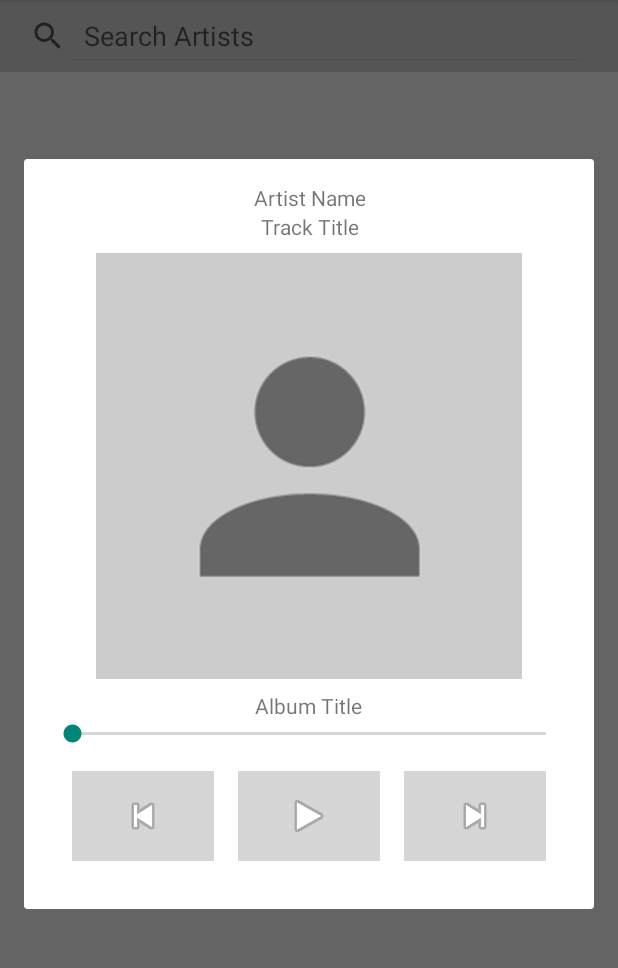
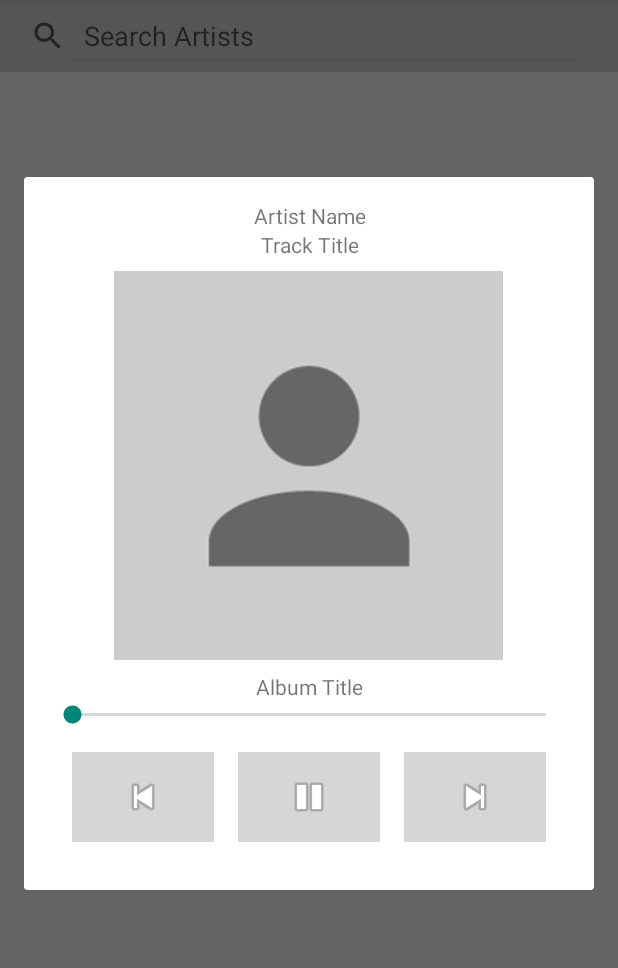
Before and after one commit to perpetuatingcuriosity/spotifystreamer, an Android app: the fragment PlaybackFragment placed in its activity, on a phone screen of 412 x 824 dp, the part 84-1052 px from its top. Run offline under Robolectric (Android 15) with nearby library versions, the phone set to English and light mode, and no system bars; libraries missing offline, so code that uses them is left out: kaaes.spotify.webapi, retrofit.client; pictures from the network do not load; 6 statements that could not run were skipped.

Commit message:
playback dialog fix, layout fixes

```diff
--- a/app/src/main/AndroidManifest.xml
+++ b/app/src/main/AndroidManifest.xml
@@ -40,7 +40,8 @@
 
         <activity
             android:name=".PlaybackActivity"
-            android:label="@string/title_activity_playback">
+            android:label="@string/title_activity_playback"
+            android:screenOrientation="portrait">
             <meta-data
                 android:name="android.support.PARENT_ACTIVITY"
                 android:value="com.example.pcurio.spotifystreamer.TrackActivity" />
--- a/app/src/main/java/com/example/pcurio/spotifystreamer/PlaybackFragment.java
+++ b/app/src/main/java/com/example/pcurio/spotifystreamer/PlaybackFragment.java
@@ -68,6 +68,8 @@ public class PlaybackFragment extends android.support.v4.app.DialogFragment {
         // Inflate the layout for this fragment
         View rootView = inflater.inflate(R.layout.fragment_playback, container, false);
 
+        setRetainInstance(true);
+
         mArtistName = (TextView) rootView.findViewById(R.id.artist_name);
         mTrackTitle = (TextView) rootView.findViewById(R.id.track_title);
         mAlbumTitle = (TextView) rootView.findViewById(R.id.album_title);
@@ -113,13 +115,13 @@ public class PlaybackFragment extends android.support.v4.app.DialogFragment {
                     musicService.pauseTrack();
 
                     mPlayPauseButton.setImageDrawable(getResources()
-                            .getDrawable(android.R.drawable.ic_media_pause));
+                            .getDrawable(android.R.drawable.ic_media_play));
 
                 } else {
                     musicService.resumeTrack();
 
                     mPlayPauseButton.setImageDrawable(getResources()
-                            .getDrawable(android.R.drawable.ic_media_play));
+                            .getDrawable(android.R.drawable.ic_media_pause));
                 }
 
             }
@@ -147,7 +149,8 @@ public class PlaybackFragment extends android.support.v4.app.DialogFragment {
 
         if(playIntent == null){
             playIntent = new Intent(mActivity, MusicService.class);
-            mActivity.bindService(playIntent, playerConnection, Context.BIND_AUTO_CREATE);
+
+            mActivity.getApplicationContext().bindService(playIntent, playerConnection, Context.BIND_AUTO_CREATE);
             mActivity.startService(playIntent);
             Log.v(TAG, "Service started");
         }
@@ -158,21 +161,21 @@ public class PlaybackFragment extends android.support.v4.app.DialogFragment {
 
         @Override
         public void onServiceConnected(ComponentName name, IBinder service) {
-            MusicService.MusicBinder binder = (MusicService.MusicBinder)service;
-            musicService = binder.getService();
+            Log.v(TAG," > onServiceConnected");
 
-            musicService.setTrackList(mTrackList);
+            if(musicService == null){
 
-            musicService.setTrack(selectedTrackPosition);
+                MusicService.MusicBinder binder = (MusicService.MusicBinder)service;
+                musicService = binder.getService();
+                musicService.setTrackList(mTrackList);
+                musicService.setTrack(selectedTrackPosition);
+            }
+
             musicService.playTrack();
-
-            //TODO: switch icon to pause (as in track is playing)
 
             musicBound = true;
 
-            Log.v(TAG," > onServiceConnected: musicBound!");
         }
-
         @Override
         public void onServiceDisconnected(ComponentName name) {
             Log.v(TAG," > onServiceDisconnected");
@@ -182,11 +185,24 @@ public class PlaybackFragment extends android.support.v4.app.DialogFragment {
     };
 
     @Override
-    public void onStop() {
-        mActivity.stopService(playIntent);
-        mActivity.unbindService(playerConnection);
+    public void onResume() {
+        super.onResume();
+
+    }
+
+    @Override
+    public void onDestroyView() {
+        if (getDialog() != null && getRetainInstance())
+            getDialog().setOnDismissListener(null);
+        super.onDestroyView();
+    }
+
+    @Override
+    public void onDestroy() {
+        mActivity.getApplicationContext().stopService(playIntent);
+        mActivity.getApplicationContext().unbindService(playerConnection);
         musicService = null;
-        super.onStop();
+        super.onDestroy();
     }
 
     /** The system calls this only when creating the layout in a dialog. */
--- a/app/src/main/java/com/example/pcurio/spotifystreamer/SearchFragment.java
+++ b/app/src/main/java/com/example/pcurio/spotifystreamer/SearchFragment.java
@@ -11,6 +11,7 @@ import android.util.Log;
 import android.view.LayoutInflater;
 import android.view.View;
 import android.view.ViewGroup;
+import android.view.WindowManager;
 import android.widget.TextView;
 import android.widget.Toast;
 
@@ -46,6 +47,7 @@ public class SearchFragment extends android.support.v4.app.Fragment {
     private Utils.artistSelectionListener mArtistSelectionListener;
 
     private TextView mEmptyTextView;
+    private SearchView mSearchView;
 
     //Interface with Activity
     public TrackListener mCallback;
@@ -92,8 +94,6 @@ public class SearchFragment extends android.support.v4.app.Fragment {
         api = new SpotifyApi();
         spotify = api.getService();
 
-        mEmptyTextView = (TextView) mActivity.findViewById(R.id.empty_main_no_artists);
-
         //RecyclerView
         mSearchRecyclerView = (android.support.v7.widget.RecyclerView) mActivity.findViewById(R.id.searchRecyclerView);
         mLayoutManager = new LinearLayoutManager(mActivity);
@@ -115,11 +115,13 @@ public class SearchFragment extends android.support.v4.app.Fragment {
         mSearchAdapter = new SearchAdapter(mActivity, mSearchList, mArtistSelectionListener);
         mSearchRecyclerView.setAdapter(mSearchAdapter);
 
-        final SearchView searchView = (SearchView) mActivity.findViewById(R.id.search_bar);
+        mEmptyTextView = (TextView) mActivity.findViewById(R.id.empty_main_no_artists);
 
-        searchView.setIconifiedByDefault(false);
-        searchView.setQueryHint(mActivity.getString(R.string.search_artist_query_hint));
-        searchView.setOnQueryTextListener(new SearchView.OnQueryTextListener() {
+        mSearchView = (SearchView) mActivity.findViewById(R.id.search_bar);
+
+        mSearchView.setIconifiedByDefault(false);
+        mSearchView.setQueryHint(mActivity.getString(R.string.search_artist_query_hint));
+        mSearchView.setOnQueryTextListener(new SearchView.OnQueryTextListener() {
             @Override
             public boolean onQueryTextSubmit(String query) {
                 showArtists(query);
@@ -133,6 +135,14 @@ public class SearchFragment extends android.support.v4.app.Fragment {
         });
 
     } //onActivityCreated
+
+    @Override
+    public void onResume() {
+        super.onResume();
+
+        mActivity.getWindow().setSoftInputMode(WindowManager.
+                LayoutParams.SOFT_INPUT_STATE_ALWAYS_HIDDEN);
+    }
 
     public void showArtists(String query){
 
--- a/app/src/main/res/layout/fragment_playback.xml
+++ b/app/src/main/res/layout/fragment_playback.xml
@@ -20,6 +20,8 @@
             android:layout_height="wrap_content"
             android:layout_gravity="center_horizontal"
             android:gravity="center"
+            android:singleLine="true"
+            android:ellipsize="end"
             android:text="Artist Name" />
 
         <TextView
@@ -28,14 +30,16 @@
             android:layout_height="wrap_content"
             android:layout_gravity="center_horizontal"
             android:gravity="center"
+            android:singleLine="true"
+            android:ellipsize="end"
             android:text="Track Title" />
 
         <ImageView
             android:id="@+id/album_artwork"
             android:src="@drawable/artist_default"
             android:layout_gravity="center_horizontal"
-            android:layout_width="300dp"
-            android:layout_height="300dp"
+            android:layout_width="275dp"
+            android:layout_height="275dp"
             android:paddingTop="@dimen/album_artwork_top_padding"
             android:paddingBottom="@dimen/album_artwork_bottom_padding"
             android:scaleType="centerInside" />
@@ -46,6 +50,8 @@
             android:layout_height="wrap_content"
             android:layout_gravity="center_horizontal"
             android:gravity="center"
+            android:singleLine="true"
+            android:ellipsize="end"
             android:text="Album Title" />
 
         <SeekBar
@@ -76,7 +82,7 @@
                 android:layout_weight="1"
                 android:layout_marginRight="@dimen/playback_button_margin_right"
                 android:layout_height="@dimen/playback_control_height"
-                android:src="@android:drawable/ic_media_play"
+                android:src="@android:drawable/ic_media_pause"
                 android:background="@color/button_gray"
                 android:scaleType="centerInside"/>
 
--- a/app/src/main/res/values/dimens.xml
+++ b/app/src/main/res/values/dimens.xml
@@ -13,5 +13,5 @@
     <dimen name="search_bar_paddingRight">16dp</dimen>
     <dimen name="list_result_image_size">75dp</dimen>
     <dimen name="list_result_image_text_spacing">16dp</dimen>
-    <dimen name="list_result_padding">64dp</dimen>
+    <dimen name="list_result_padding">24dp</dimen>
 </resources>
```
Also changed, not shown: app/src/main/java/com/example/pcurio/spotifystreamer/MainActivity.java (+13 -7 lines).
